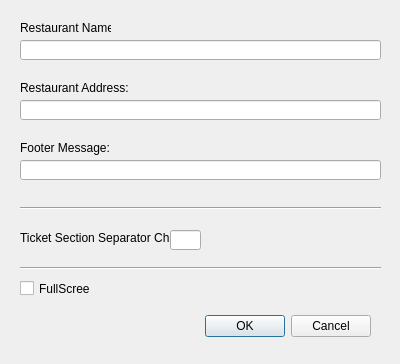
First picture: the form in settingswindow.ui, repository plainoldprogrammer/pos, before the edit.
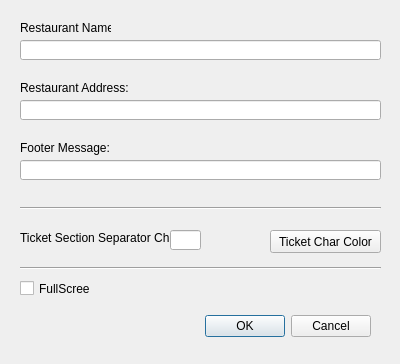
Second picture: the form after the edit.

Commit message: adding a settings button that enables the user select the ticket font color

Patch:
```diff
--- a/settingswindow.ui
+++ b/settingswindow.ui
@@ -160,6 +160,19 @@
     <string>FullScreen</string>
    </property>
   </widget>
+  <widget class="QPushButton" name="pushButtonTicketCharColor">
+   <property name="geometry">
+    <rect>
+     <x>270</x>
+     <y>230</y>
+     <width>111</width>
+     <height>23</height>
+    </rect>
+   </property>
+   <property name="text">
+    <string>Ticket Char Color</string>
+   </property>
+  </widget>
  </widget>
  <resources/>
  <connections>
```
The commit also changes 4 other files.
